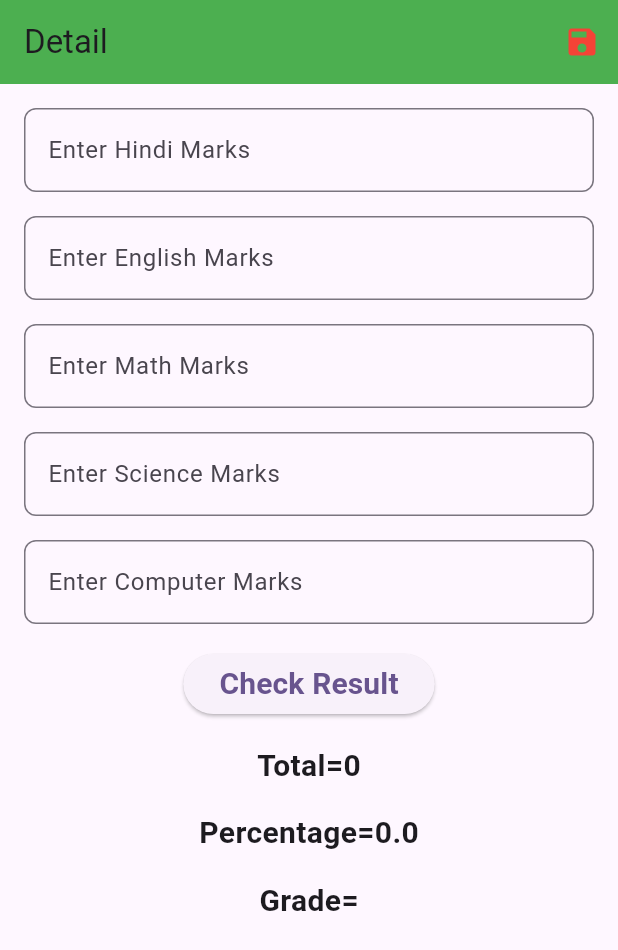
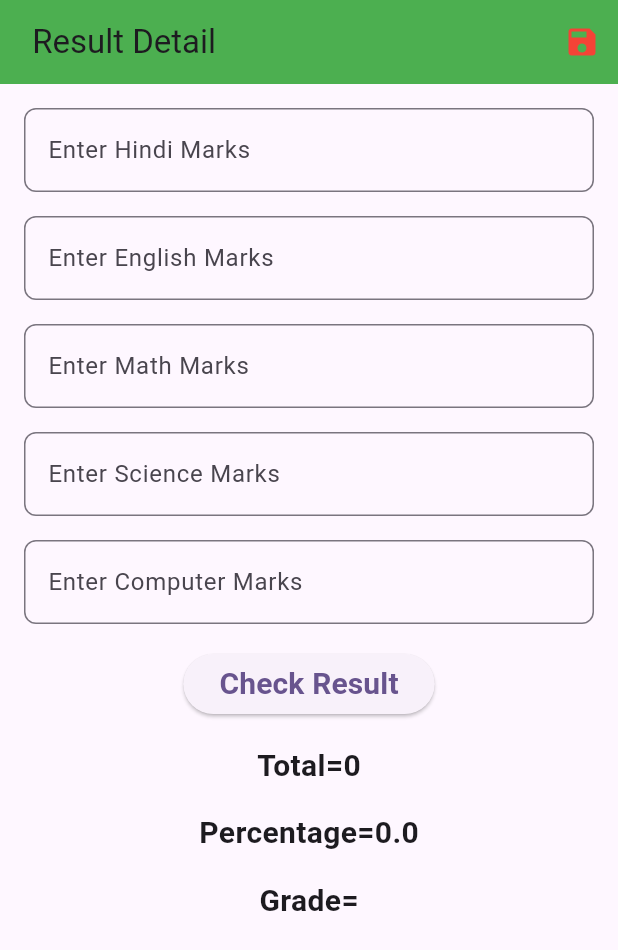
Before and after one commit to nileshsheoran/student_detail_screen, a Flutter app: the screen it shows after launch, on a phone screen of 412 x 824 dp. Shown: the top 950 px of the screen. Run offline on Flutter 3.47's test engine with Material 2 defaults, Android fonts, the phone set to English and light mode, and no system bars.

Commit message:
second commit

```diff
--- a/lib/student_detail_screen.dart
+++ b/lib/student_detail_screen.dart
@@ -21,7 +21,7 @@ class _StudentDetailState extends State<StudentDetail> {
   Widget build(BuildContext context) {
     return Scaffold(
       appBar: AppBar(
-        title: const Text('Detail'),
+        title: const Text(' Result Detail'),
         backgroundColor: Colors.green,
         actions: [
           IconButton(
```
